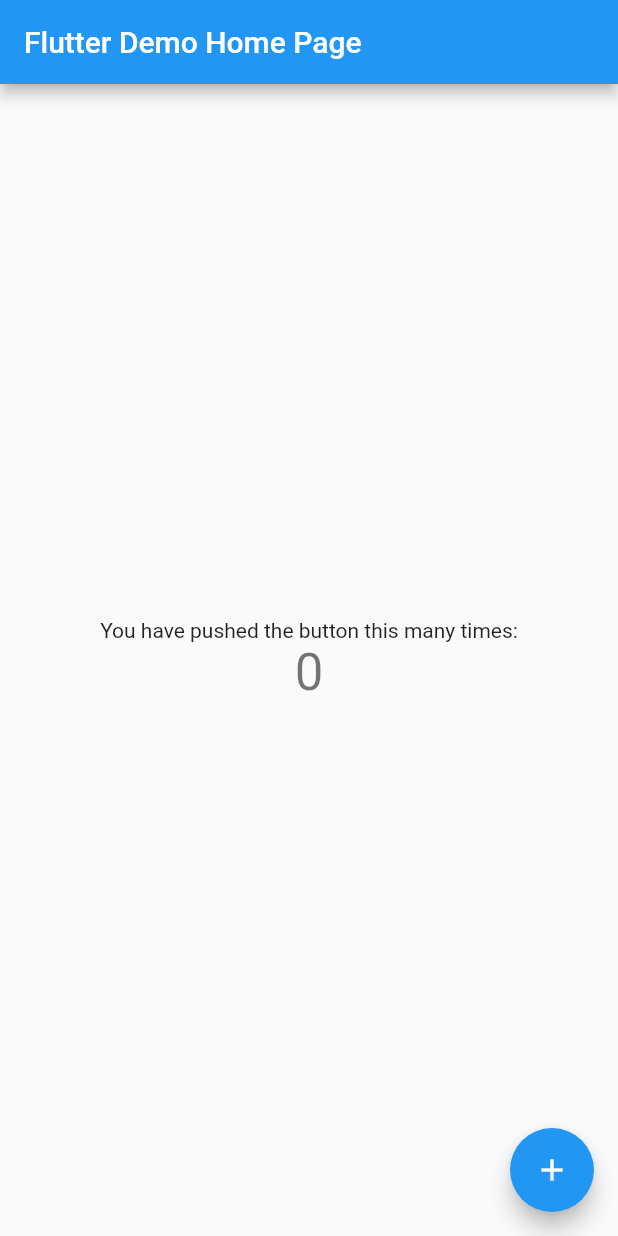
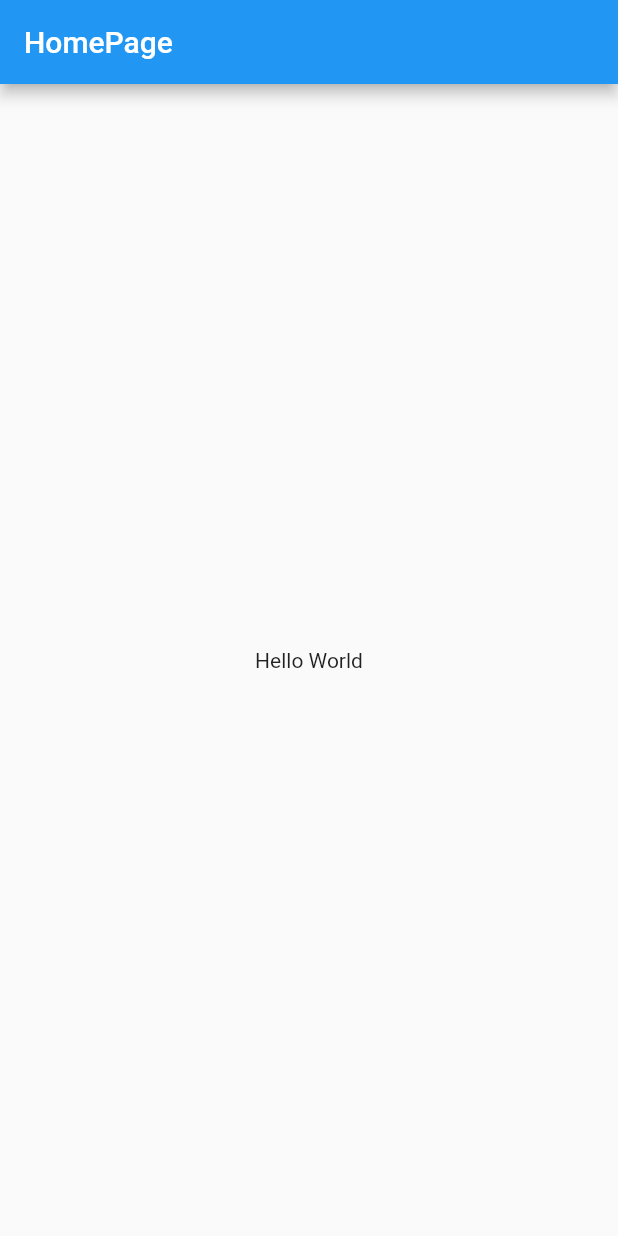
Before and after one commit to maazjnr/money_manager_app_ui, a Flutter app: the screen it shows after launch, on a phone screen of 412 x 824 dp. Run offline on Flutter 3.47's test engine with Material 2 defaults, Android fonts, the phone set to English and light mode, and no system bars.

```diff
--- a/lib/main.dart
+++ b/lib/main.dart
@@ -7,109 +7,37 @@ void main() {
 class MyApp extends StatelessWidget {
   const MyApp({super.key});
 
-  // This widget is the root of your application.
   @override
   Widget build(BuildContext context) {
     return MaterialApp(
+      debugShowCheckedModeBanner: false,
       title: 'Flutter Demo',
       theme: ThemeData(
-        // This is the theme of your application.
-        //
-        // Try running your application with "flutter run". You'll see the
-        // application has a blue toolbar. Then, without quitting the app, try
-        // changing the primarySwatch below to Colors.green and then invoke
-        // "hot reload" (press "r" in the console where you ran "flutter run",
-        // or simply save your changes to "hot reload" in a Flutter IDE).
-        // Notice that the counter didn't reset back to zero; the application
-        // is not restarted.
         primarySwatch: Colors.blue,
       ),
-      home: const MyHomePage(title: 'Flutter Demo Home Page'),
+      home: const MyHomePage(),
     );
   }
 }
 
 class MyHomePage extends StatefulWidget {
-  const MyHomePage({super.key, required this.title});
-
-  // This widget is the home page of your application. It is stateful, meaning
-  // that it has a State object (defined below) that contains fields that affect
-  // how it looks.
-
-  // This class is the configuration for the state. It holds the values (in this
-  // case the title) provided by the parent (in this case the App widget) and
-  // used by the build method of the State. Fields in a Widget subclass are
-  // always marked "final".
-
-  final String title;
+  const MyHomePage({super.key});
 
   @override
   State<MyHomePage> createState() => _MyHomePageState();
 }
 
 class _MyHomePageState extends State<MyHomePage> {
-  int _counter = 0;
-
-  void _incrementCounter() {
-    setState(() {
-      // This call to setState tells the Flutter framework that something has
-      // changed in this State, which causes it to rerun the build method below
-      // so that the display can reflect the updated values. If we changed
-      // _counter without calling setState(), then the build method would not be
-      // called again, and so nothing would appear to happen.
-      _counter++;
-    });
-  }
-
   @override
   Widget build(BuildContext context) {
-    // This method is rerun every time setState is called, for instance as done
-    // by the _incrementCounter method above.
-    //
-    // The Flutter framework has been optimized to make rerunning build methods
-    // fast, so that you can just rebuild anything that needs updating rather
-    // than having to individually change instances of widgets.
     return Scaffold(
       appBar: AppBar(
-        // Here we take the value from the MyHomePage object that was created by
-        // the App.build method, and use it to set our appbar title.
-        title: Text(widget.title),
+        title: const Text('HomePage'),
       ),
-      body: Center(
-        // Center is a layout widget. It takes a single child and positions it
-        // in the middle of the parent.
-        child: Column(
-          // Column is also a layout widget. It takes a list of children and
-          // arranges them vertically. By default, it sizes itself to fit its
-          // children horizontally, and tries to be as tall as its parent.
-          //
-          // Invoke "debug painting" (press "p" in the console, choose the
-          // "Toggle Debug Paint" action from the Flutter Inspector in Android
-          // Studio, or the "Toggle Debug Paint" command in Visual Studio Code)
-          // to see the wireframe for each widget.
-          //
-          // Column has various properties to control how it sizes itself and
-          // how it positions its children. Here we use mainAxisAlignment to
-          // center the children vertically; the main axis here is the vertical
-          // axis because Columns are vertical (the cross axis would be
-          // horizontal).
-          mainAxisAlignment: MainAxisAlignment.center,
-          children: <Widget>[
-            const Text(
-              'You have pushed the button this many times:',
-            ),
-            Text(
-              '$_counter',
-              style: Theme.of(context).textTheme.headline4,
-            ),
-          ],
-        ),
+
+      body: const Center(
+        child: Text('Hello World'),
       ),
-      floatingActionButton: FloatingActionButton(
-        onPressed: _incrementCounter,
-        tooltip: 'Increment',
-        child: const Icon(Icons.add),
-      ), // This trailing comma makes auto-formatting nicer for build methods.
     );
   }
 }
```
Also changed, not shown: lib/data/userInfo.dart (added, +53 -0 lines).
